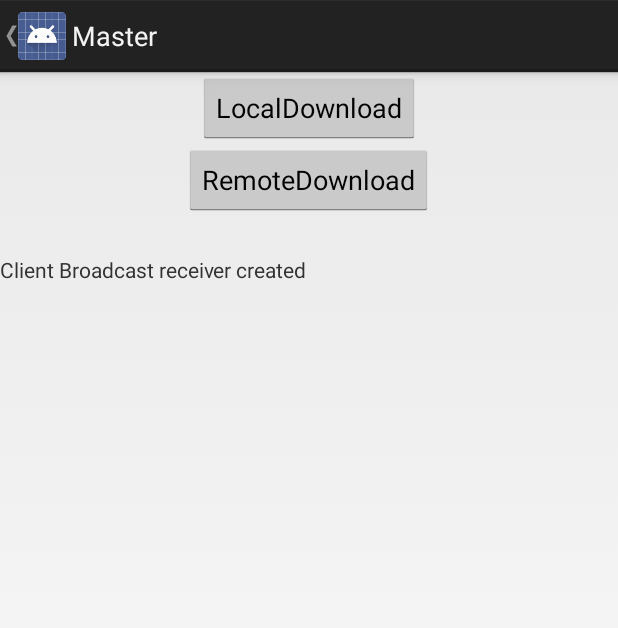
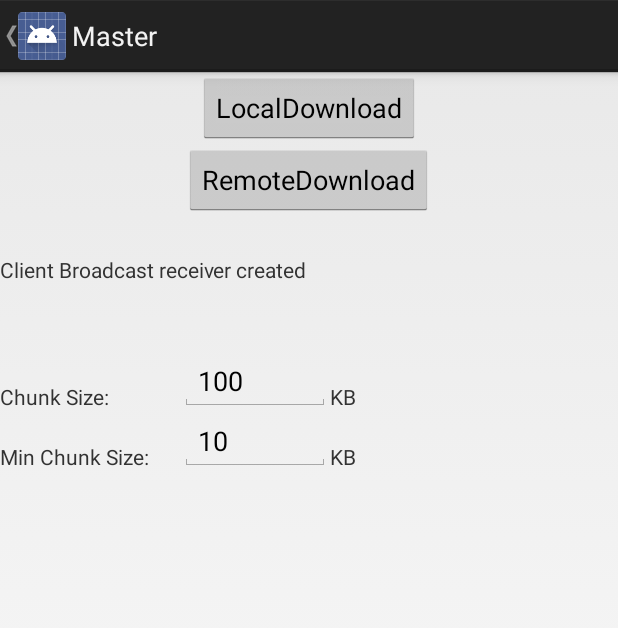
Before and after one commit to obiwandu/WiFiDirectDownloader_MultipleInterface, an Android app: the MasterActivity screen opened directly, with no data from a screen before it, after a tap on "LocalDownload", on a phone screen of 412 x 824 dp. Shown: the top 628 px of the screen. Run offline under Robolectric (Android 15) with nearby library versions, the phone set to English and light mode, and no system bars; 1 statement that could not run was skipped.

Commit message:
1 EditTexts for modifying chunksize and minChunkSize are added

```diff
--- a/app/src/main/java/edu/pdx/cs410/wifi/direct/file/transfer/master/MasterActivity.java
+++ b/app/src/main/java/edu/pdx/cs410/wifi/direct/file/transfer/master/MasterActivity.java
@@ -12,6 +12,7 @@ import android.os.ResultReceiver;
 import android.view.View;
 import android.widget.AdapterView;
 import android.widget.ArrayAdapter;
+import android.widget.EditText;
 import android.widget.ListView;
 import android.widget.TextView;
 
@@ -114,12 +115,20 @@ public class MasterActivity extends Activity {
 //            } else if (wifiInfo == null) {
 //                setMasterExceptionStatus("Missing Wifi P2P information");
             } else {
+                /* Load settings */
+                final EditText masterChunkSize = (EditText) findViewById(R.id.etChunkSize);
+                final long chunkSize = Long.parseLong(masterChunkSize.getText().toString());
+                final EditText masterMinChunkSize = (EditText) findViewById(R.id.etMinChunkSize);
+                final long minChunkSize = Long.parseLong(masterMinChunkSize.getText().toString());
+
 //                clientServiceIntent = new Intent(this, MasterService.class);
                 masterServiceIntent = new Intent(this, MultithreadMasterService.class);
                 masterServiceIntent.putExtra("url", url);
                 masterServiceIntent.putExtra("port", nrsPort);
                 masterServiceIntent.putExtra("masterIp", masterIp);
                 masterServiceIntent.putExtra("slaveIp", slaveIp);
+                masterServiceIntent.putExtra("chunkSize", chunkSize * 1024);
+                masterServiceIntent.putExtra("minChunkSize", minChunkSize * 1024);
                 masterServiceIntent.putExtra("masterResult", new ResultReceiver(null) {
                     @Override
                     protected void onReceiveResult(int resultCode, final Bundle resultData) {
@@ -159,9 +168,17 @@ public class MasterActivity extends Activity {
     }
 
     public void onLocalDownload(View view) {
+        final EditText masterChunkSize = (EditText) findViewById(R.id.etChunkSize);
+        String temp = masterChunkSize.getText().toString();
+        final long chunkSize = Long.parseLong(masterChunkSize.getText().toString());
+        final EditText masterMinChunkSize = (EditText) findViewById(R.id.etMinChunkSize);
+        final long minChunkSize = Long.parseLong(masterMinChunkSize.getText().toString());
+
         masterServiceIntent = new Intent(this, MasterService.class);
         masterServiceIntent.putExtra("url", url);
         masterServiceIntent.putExtra("port", nrsPort);
+        masterServiceIntent.putExtra("chunkSize", chunkSize * 1024);
+        masterServiceIntent.putExtra("minChunkSize", minChunkSize * 1024);
         masterServiceIntent.putExtra("masterResult", new ResultReceiver(null) {
             @Override
             protected void onReceiveResult(int resultCode, final Bundle resultData) {
--- a/app/src/main/java/edu/pdx/cs410/wifi/direct/file/transfer/master/MasterService.java
+++ b/app/src/main/java/edu/pdx/cs410/wifi/direct/file/transfer/master/MasterService.java
@@ -52,6 +52,8 @@ public class MasterService extends BackendService {
         url = (String) intent.getExtras().get("url");
         nrsPort = (Integer) intent.getExtras().get("port");
         resultReceiver = (ResultReceiver) intent.getExtras().get("masterResult");
+        chunkSize = (Long) intent.getExtras().get("chunkSize");
+        minChunkSize = (Long) intent.getExtras().get("minChunkSize");
 
         /*get data length*/
         try {
--- a/app/src/main/java/edu/pdx/cs410/wifi/direct/file/transfer/master/MultithreadMasterService.java
+++ b/app/src/main/java/edu/pdx/cs410/wifi/direct/file/transfer/master/MultithreadMasterService.java
@@ -56,6 +56,8 @@ public class MultithreadMasterService extends BackendService {
         nrsPort = (Integer) intent.getExtras().get("port");
         masterIp = (InetAddress) intent.getExtras().get("masterIp");
         slaveIp = (InetAddress) intent.getExtras().get("slaveIp");
+        chunkSize = (Long) intent.getExtras().get("chunkSize");
+        minChunkSize = (Long) intent.getExtras().get("minChunkSize");
         resultReceiver = (ResultReceiver) intent.getExtras().get("masterResult");
 
         InetSocketAddress masterSockAddr = new InetSocketAddress(masterIp, nrsPort);
--- a/app/src/main/res/layout/activity_master.xml
+++ b/app/src/main/res/layout/activity_master.xml
@@ -42,6 +42,56 @@
         android:layout_height="wrap_content"
         android:paddingTop="3dp" />
 
+    <RelativeLayout
+        android:layout_width="fill_parent"
+        android:layout_height="wrap_content">
+        <TextView
+            android:id="@+id/tvChunkSize"
+            android:layout_width="wrap_content"
+            android:layout_height="wrap_content"
+            android:layout_alignBottom="@+id/etChunkSize"
+            android:text="Chunk Size:"/>
+        <EditText
+            android:id="@+id/etChunkSize"
+            android:inputType="number"
+            android:text="100"
+            android:layout_width="100dp"
+            android:layout_height="wrap_content"
+            android:layout_alignParentTop="true"
+            android:layout_marginLeft="120dp"/>
+        <TextView
+            android:id="@+id/tvChunkSizeUnit"
+            android:layout_width="wrap_content"
+            android:layout_height="wrap_content"
+            android:layout_alignBottom="@+id/etChunkSize"
+            android:layout_marginLeft="220dp"
+            android:text="KB"/>
+
+        <TextView
+            android:id="@+id/tvMinChunkSize"
+            android:layout_width="wrap_content"
+            android:layout_height="wrap_content"
+            android:layout_alignLeft="@+id/tvChunkSize"
+            android:layout_alignBottom="@+id/etMinChunkSize"
+            android:text="Min Chunk Size:"/>
+        <EditText
+            android:id="@+id/etMinChunkSize"
+            android:inputType="number"
+            android:text="10"
+            android:layout_width="100dp"
+            android:layout_height="wrap_content"
+            android:layout_alignLeft="@+id/etChunkSize"
+            android:layout_alignTop="@+id/etChunkSize"
+            android:layout_marginTop="40dp"/>
+        <TextView
+            android:id="@+id/tvMinChunkSizeUnit"
+            android:layout_width="wrap_content"
+            android:layout_height="wrap_content"
+            android:layout_alignBottom="@+id/etMinChunkSize"
+            android:layout_marginLeft="220dp"
+            android:text="KB"/>
+    </RelativeLayout>
+
     <ListView
         android:id="@+id/peers_listview"
         android:layout_width="wrap_content"
```
